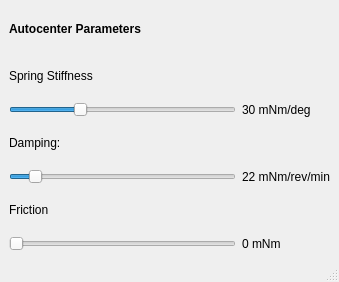
Old version of the form modules/feedbackcontroller/action/Manual.ui in the repository tud-hri/joan.
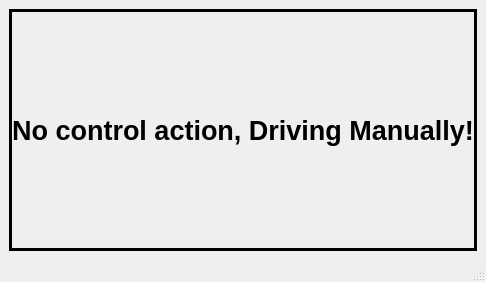
New version of the form.

Commit message: updated the UIs for manual and FDCA

Diff of the .ui file:
```diff
--- a/modules/feedbackcontroller/action/Manual.ui
+++ b/modules/feedbackcontroller/action/Manual.ui
@@ -6,7 +6,7 @@
    <rect>
     <x>0</x>
     <y>0</y>
-    <width>339</width>
+    <width>372</width>
     <height>282</height>
    </rect>
   </property>
@@ -17,94 +17,27 @@
    <layout class="QGridLayout" name="gridLayout_2">
     <item row="0" column="0">
      <layout class="QGridLayout" name="gridLayout">
-      <item row="1" column="0">
-       <widget class="QLabel" name="lblSpringtitle">
-        <property name="text">
-         <string>Spring Stiffness</string>
-        </property>
-       </widget>
-      </item>
-      <item row="2" column="1">
-       <widget class="QLabel" name="lblSpring">
-        <property name="text">
-         <string>30 mNm/deg</string>
-        </property>
-       </widget>
-      </item>
-      <item row="4" column="0">
-       <widget class="QSlider" name="sliderDamping">
-        <property name="maximum">
-         <number>250</number>
-        </property>
-        <property name="sliderPosition">
-         <number>22</number>
-        </property>
-        <property name="orientation">
-         <enum>Qt::Horizontal</enum>
-        </property>
-       </widget>
-      </item>
-      <item row="2" column="0">
-       <widget class="QSlider" name="sliderSpring">
-        <property name="maximum">
-         <number>100</number>
-        </property>
-        <property name="sliderPosition">
-         <number>30</number>
-        </property>
-        <property name="orientation">
-         <enum>Qt::Horizontal</enum>
-        </property>
-       </widget>
-      </item>
-      <item row="5" column="0">
-       <widget class="QLabel" name="lblFrictiontitle">
-        <property name="text">
-         <string>Friction</string>
-        </property>
-       </widget>
-      </item>
-      <item row="3" column="0">
-       <widget class="QLabel" name="lblDampingtitle">
-        <property name="text">
-         <string>Damping:</string>
-        </property>
-       </widget>
-      </item>
       <item row="0" column="0">
        <widget class="QLabel" name="lblAutocentertitle">
         <property name="font">
          <font>
+          <pointsize>20</pointsize>
           <weight>75</weight>
+          <italic>false</italic>
           <bold>true</bold>
          </font>
         </property>
-        <property name="text">
-         <string>Autocenter Parameters</string>
+        <property name="frameShape">
+         <enum>QFrame::Box</enum>
         </property>
-       </widget>
-      </item>
-      <item row="6" column="0">
-       <widget class="QSlider" name="sliderFriction">
-        <property name="maximum">
-         <number>500</number>
+        <property name="lineWidth">
+         <number>3</number>
         </property>
-        <property name="orientation">
-         <enum>Qt::Horizontal</enum>
-        </property>
-       </widget>
-      </item>
-      <item row="4" column="1">
-       <widget class="QLabel" name="lblDamping">
         <property name="text">
-         <string>22 mNm/rev/min</string>
+         <string>No control action, Driving Manually!</string>
         </property>
-       </widget>
-      </item>
-      <item row="6" column="1">
-       <widget class="QLabel" name="lblFriction">
-        <property name="text">
-         <string>0 mNm</string>
+        <property name="alignment">
+         <set>Qt::AlignCenter</set>
         </property>
        </widget>
       </item>
```
Left out of the diff: 4 changed lines with no effect on the pictures. The commit also changes 3 other files.
